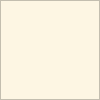
Old version of the form outputdialog.ui in the repository jlamk/yarge.
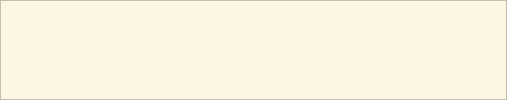
New version of the form.

Diff of the .ui file:
```diff
--- a/outputdialog.ui
+++ b/outputdialog.ui
@@ -6,7 +6,7 @@
    <rect>
     <x>0</x>
     <y>0</y>
-    <width>100</width>
+    <width>507</width>
     <height>100</height>
    </rect>
   </property>
```
